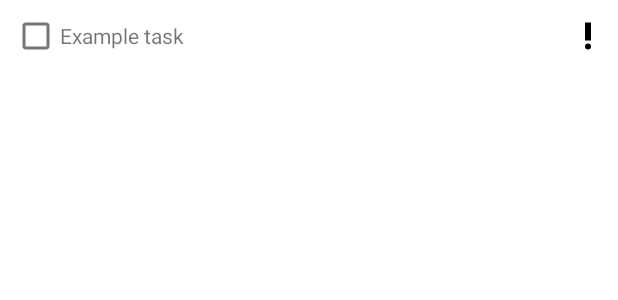
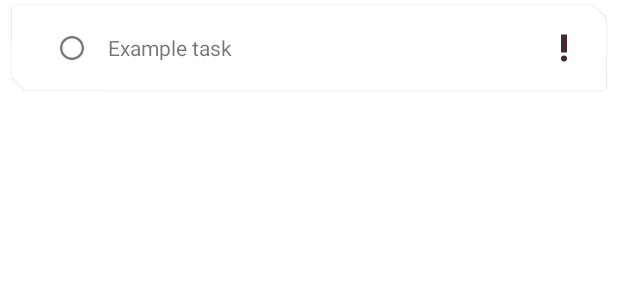
Before and after one commit to ewamodze/TODO-App, an Android app: the layout item_task.xml on its own in the app's theme, with its tools: preview values and no code run, on a phone screen of 412 x 824 dp. Shown: the top 300 px of the screen. Run offline under Robolectric (Android 15) with nearby library versions, the phone set to English and light mode, and no system bars.

Commit message:
improve ux

```diff
--- /dev/null
+++ b/app/src/main/res/drawable/custom_checkbox.xml
@@ -0,0 +1,9 @@
+<?xml version="1.0" encoding="utf-8"?>
+<selector xmlns:android="http://schemas.android.com/apk/res/android" >
+    <item android:state_checked="true"
+        android:drawable="@drawable/ic_check_circle" />
+    <item android:state_pressed="true"
+        android:drawable="@drawable/ic_check_circle" />
+    <item android:state_pressed="false"
+        android:drawable="@drawable/ic_circle" />
+</selector>
--- /dev/null
+++ b/app/src/main/res/drawable/ic_check_circle.xml
@@ -0,0 +1,5 @@
+<vector android:height="24dp" android:tint="#000000"
+    android:viewportHeight="24" android:viewportWidth="24"
+    android:width="24dp" xmlns:android="http://schemas.android.com/apk/res/android">
+    <path android:fillColor="@android:color/white" android:pathData="M12,2C6.48,2 2,6.48 2,12s4.48,10 10,10 10,-4.48 10,-10S17.52,2 12,2zM10,17l-5,-5 1.41,-1.41L10,14.17l7.59,-7.59L19,8l-9,9z"/>
+</vector>
--- /dev/null
+++ b/app/src/main/res/drawable/ic_circle.xml
@@ -0,0 +1,10 @@
+<vector xmlns:android="http://schemas.android.com/apk/res/android"
+    android:width="24dp"
+    android:height="24dp"
+    android:viewportWidth="24"
+    android:viewportHeight="24"
+    android:tint="?attr/colorControlNormal">
+  <path
+      android:fillColor="@android:color/white"
+      android:pathData="M12,2C6.48,2 2,6.48 2,12s4.48,10 10,10 10,-4.48 10,-10S17.52,2 12,2zM12,20c-4.42,0 -8,-3.58 -8,-8s3.58,-8 8,-8 8,3.58 8,8 -3.58,8 -8,8z"/>
+</vector>
--- a/app/src/main/res/layout/fragment_add_edit_task.xml
+++ b/app/src/main/res/layout/fragment_add_edit_task.xml
@@ -1,14 +1,17 @@
 <?xml version="1.0" encoding="utf-8"?>
 <androidx.coordinatorlayout.widget.CoordinatorLayout xmlns:android="http://schemas.android.com/apk/res/android"
-    xmlns:app="http://schemas.android.com/apk/res-auto"
     xmlns:tools="http://schemas.android.com/tools"
     android:layout_width="match_parent"
     android:layout_height="match_parent"
+    android:background="@drawable/dialog_fragment_background"
+    android:padding="24dp"
     tools:context=".ui.addedittask.AddEditTaskFragment">
 
     <LinearLayout
         android:layout_width="match_parent"
         android:layout_height="wrap_content"
+        android:layout_gravity="bottom"
+        android:layout_marginBottom="80dp"
         android:orientation="vertical"
         android:padding="8dp">
 
@@ -22,12 +25,14 @@
             android:id="@+id/checkbox_important"
             android:layout_width="match_parent"
             android:layout_height="wrap_content"
+            android:layout_marginTop="20dp"
             android:text="@string/priority" />
 
         <TextView
             android:id="@+id/text_view_date_created"
             android:layout_width="wrap_content"
             android:layout_height="wrap_content"
+            android:layout_marginTop="5dp"
             tools:text="Date created:" />
 
     </LinearLayout>
@@ -38,7 +43,6 @@
         android:layout_height="wrap_content"
         android:layout_gravity="bottom|end"
         android:layout_margin="16dp"
-        android:src="@drawable/ic_check"
-        app:tint="@color/white" />
+        android:src="@drawable/ic_check" />
 
 </androidx.coordinatorlayout.widget.CoordinatorLayout>
--- a/app/src/main/res/layout/fragment_tasks.xml
+++ b/app/src/main/res/layout/fragment_tasks.xml
@@ -4,6 +4,7 @@
     xmlns:tools="http://schemas.android.com/tools"
     android:layout_width="match_parent"
     android:layout_height="match_parent"
+    android:background="@color/light"
     tools:context=".ui.TasksFragment">
 
     <androidx.recyclerview.widget.RecyclerView
@@ -17,7 +18,6 @@
         android:layout_height="wrap_content"
         android:layout_gravity="bottom|end"
         android:layout_margin="16dp"
-        android:src="@drawable/ic_plus"
-        app:tint="@color/white" />
+        android:src="@drawable/ic_plus" />
 
 </androidx.coordinatorlayout.widget.CoordinatorLayout>
--- a/app/src/main/res/layout/item_task.xml
+++ b/app/src/main/res/layout/item_task.xml
@@ -1,16 +1,25 @@
 <?xml version="1.0" encoding="utf-8"?>
-<RelativeLayout xmlns:android="http://schemas.android.com/apk/res/android"
+<com.google.android.material.card.MaterialCardView xmlns:android="http://schemas.android.com/apk/res/android"
+    xmlns:app="http://schemas.android.com/apk/res-auto"
     xmlns:tools="http://schemas.android.com/tools"
     android:layout_width="match_parent"
     android:layout_height="wrap_content"
-    android:padding="8dp">
+    android:layout_marginHorizontal="8dp"
+    android:layout_marginVertical="4dp"
+    android:elevation="20dp"
+    app:shapeAppearanceOverlay="@style/ShapeAppearanceOverlay.MaterialCardView.Cut">
+
+    <RelativeLayout
+        android:layout_width="match_parent"
+        android:layout_height="wrap_content"
+        android:padding="12dp">
 
         <CheckBox
             android:id="@+id/checkbox_completed"
+            style="@style/CustomCheckbox"
             android:layout_width="wrap_content"
             android:layout_height="wrap_content"
             android:layout_alignParentStart="true"
-        android:minWidth="0dp"
             android:minHeight="0dp" />
 
         <TextView
@@ -32,6 +41,7 @@
             android:layout_height="wrap_content"
             android:layout_alignParentEnd="true"
             android:layout_centerVertical="true"
-        android:src="@drawable/ic_priority" />
-
+            android:src="@drawable/ic_priority"
+            app:tint="@color/chocolate" />
     </RelativeLayout>
+</com.google.android.material.card.MaterialCardView>
--- a/app/src/main/res/values-night/themes.xml
+++ b/app/src/main/res/values-night/themes.xml
@@ -2,12 +2,12 @@
     <!-- Base application theme. -->
     <style name="Theme.TODOApp" parent="Theme.MaterialComponents.DayNight.DarkActionBar">
         <!-- Primary brand color. -->
-        <item name="colorPrimary">@color/purple_200</item>
-        <item name="colorPrimaryVariant">@color/purple_700</item>
+        <item name="colorPrimary">@color/black</item>
+        <item name="colorPrimaryVariant">@color/black</item>
         <item name="colorOnPrimary">@color/black</item>
         <!-- Secondary brand color. -->
-        <item name="colorSecondary">@color/teal_200</item>
-        <item name="colorSecondaryVariant">@color/teal_200</item>
+        <item name="colorSecondary">@color/black</item>
+        <item name="colorSecondaryVariant">@color/black</item>
         <item name="colorOnSecondary">@color/black</item>
         <!-- Status bar color. -->
         <item name="android:statusBarColor" tools:targetApi="l">?attr/colorPrimaryVariant</item>
--- a/app/src/main/res/values/colors.xml
+++ b/app/src/main/res/values/colors.xml
@@ -1,10 +1,13 @@
 <?xml version="1.0" encoding="utf-8"?>
 <resources>
-    <color name="purple_200">#FFBB86FC</color>
-    <color name="purple_500">#FF6200EE</color>
-    <color name="purple_700">#FF3700B3</color>
-    <color name="teal_200">#FF03DAC5</color>
-    <color name="teal_700">#FF018786</color>
+    <color name="pink">#F4A261</color>
+    <color name="light_green">#2A9D8F</color>
+    <color name="dark_green">#264653</color>
+    <color name="yellow">#E9C46A</color>
+    <color name="orange">#E76F51</color>
     <color name="black">#FF000000</color>
-    <color name="white">#FFFFFFFF</color>
+    <color name="chocolate">#442C2E</color>
+    <color name="light">#FEF9E7</color>
+    <color name="white">#FFFFFF</color>
+
 </resources>
--- a/app/src/main/res/values/themes.xml
+++ b/app/src/main/res/values/themes.xml
@@ -2,15 +2,38 @@
     <!-- Base application theme. -->
     <style name="Theme.TODOApp" parent="Theme.MaterialComponents.DayNight.DarkActionBar">
         <!-- Primary brand color. -->
-        <item name="colorPrimary">@color/purple_500</item>
-        <item name="colorPrimaryVariant">@color/purple_700</item>
-        <item name="colorOnPrimary">@color/white</item>
+        <item name="colorPrimary">@color/light_green</item>
+        <item name="colorPrimaryVariant">@color/orange</item>
+        <item name="colorOnPrimary">@color/chocolate</item>
         <!-- Secondary brand color. -->
-        <item name="colorSecondary">@color/teal_200</item>
-        <item name="colorSecondaryVariant">@color/teal_700</item>
-        <item name="colorOnSecondary">@color/black</item>
+        <item name="colorSecondary">@color/yellow</item>
+        <item name="colorSecondaryVariant">@color/orange</item>
+        <item name="colorOnSecondary">@color/chocolate</item>
         <!-- Status bar color. -->
         <item name="android:statusBarColor" tools:targetApi="l">?attr/colorPrimaryVariant</item>
         <!-- Customize your theme here. -->
     </style>
+
+    <style name="CustomCheckbox" parent="">
+        <item name="android:button">@drawable/custom_checkbox</item>
+        <item name="android:scaleY">0.8</item>
+        <item name="android:scaleX">0.8</item>
+    </style>
+
+    <style name="ShapeAppearanceOverlay.MaterialCardView.Cut" parent="">
+        <item name="cornerFamily">cut</item>
+        <item name="cornerSizeTopRight">8dp</item>
+        <item name="cornerSizeTopLeft">0dp</item>
+        <item name="cornerSizeBottomRight">0dp</item>
+        <item name="cornerSizeBottomLeft">8dp</item>
+    </style>
+
+    <style name="BottomSheetDialog" parent="Theme.Design.Light.BottomSheetDialog">
+        <item name="bottomSheetStyle">@style/bottomSheetStyleWrapper</item>
+    </style>
+
+    <style name="bottomSheetStyleWrapper" parent="Widget.Design.BottomSheet.Modal">
+        <item name="android:background">@android:color/transparent</item>
+        <item name="behavior_peekHeight">500dp</item>
+    </style>
 </resources>
```
Lines whose indentation alone changed are shown as unchanged.
